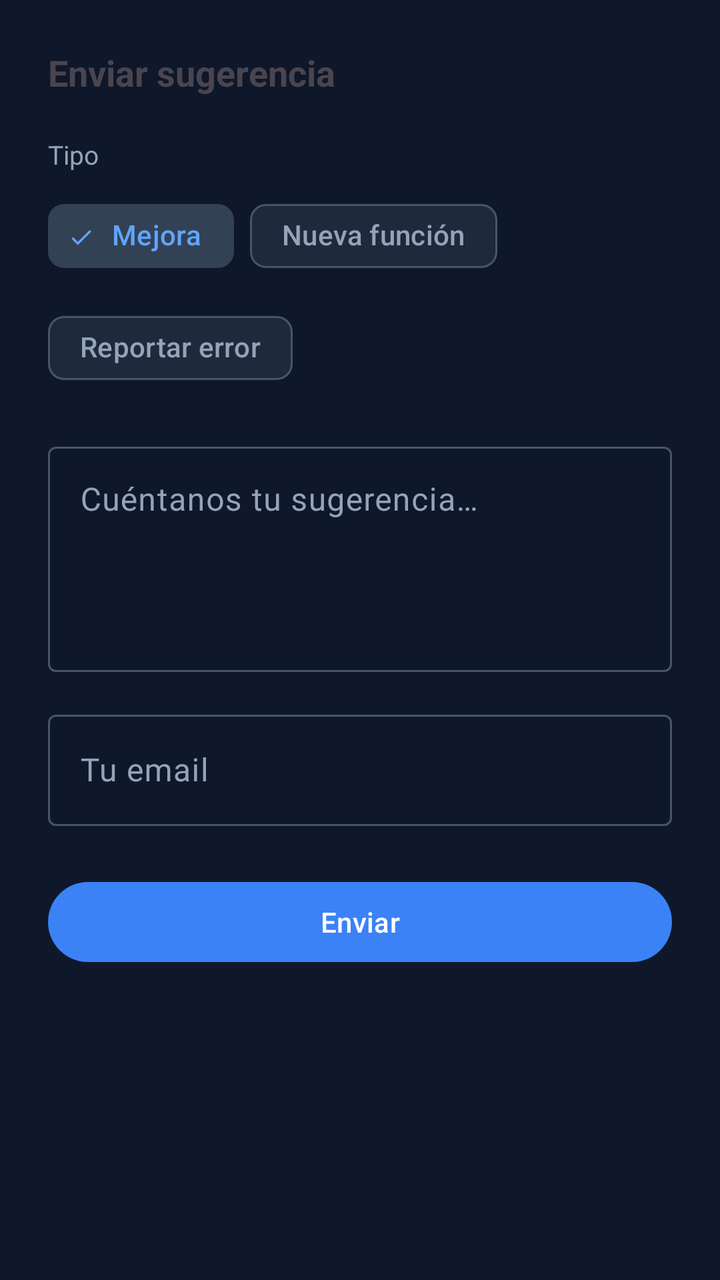
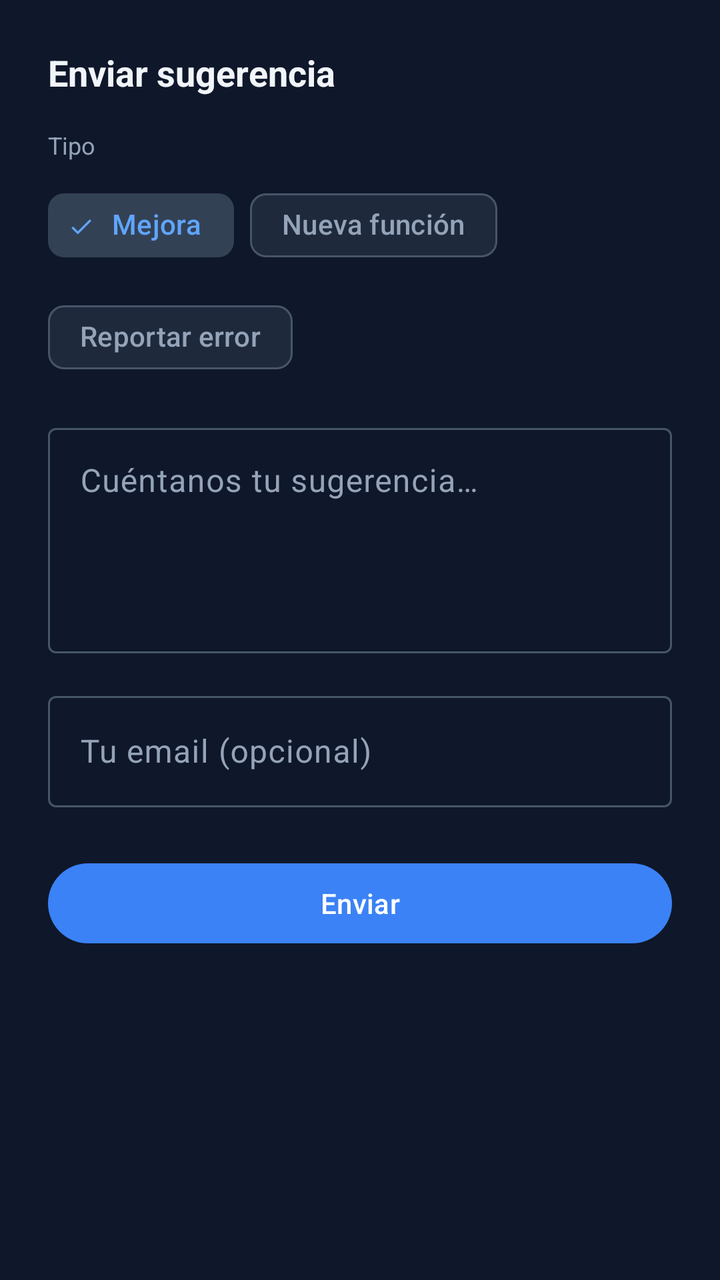

An Android layout rendered at two revisions. The XML below is the earlier revision; the diff shows what the commit changed to produce the second picture.
<!-- AndroidManifest.xml: application theme Theme.Localiza2 -->
<!-- res/layout/bottom_sheet_suggestions.xml -->
<?xml version="1.0" encoding="utf-8"?>
<LinearLayout xmlns:android="http://schemas.android.com/apk/res/android"
    xmlns:app="http://schemas.android.com/apk/res-auto"
    android:layout_width="match_parent"
    android:layout_height="wrap_content"
    android:orientation="vertical"
    android:padding="24dp"
    android:paddingBottom="32dp">

    
    <TextView
        android:layout_width="match_parent"
        android:layout_height="wrap_content"
        android:text="Enviar sugerencia"
        android:textSize="18sp"
        android:textStyle="bold"
        android:layout_marginBottom="20dp" />

    
    <TextView
        android:layout_width="match_parent"
        android:layout_height="wrap_content"
        android:text="Tipo"
        android:textSize="13sp"
        android:textColor="?android:attr/textColorSecondary"
        android:layout_marginBottom="8dp" />

    <com.google.android.material.chip.ChipGroup
        android:id="@+id/chipGroupTipo"
        android:layout_width="match_parent"
        android:layout_height="wrap_content"
        app:singleSelection="true"
        app:selectionRequired="true"
        android:layout_marginBottom="20dp">

        <com.google.android.material.chip.Chip
            android:id="@+id/chipMejora"
            style="@style/Widget.Material3.Chip.Filter"
            android:layout_width="wrap_content"
            android:layout_height="wrap_content"
            android:text="Mejora"
            android:checked="true" />

        <com.google.android.material.chip.Chip
            android:id="@+id/chipNuevaFunc"
            style="@style/Widget.Material3.Chip.Filter"
            android:layout_width="wrap_content"
            android:layout_height="wrap_content"
            android:text="Nueva función" />

        <com.google.android.material.chip.Chip
            android:id="@+id/chipError"
            style="@style/Widget.Material3.Chip.Filter"
            android:layout_width="wrap_content"
            android:layout_height="wrap_content"
            android:text="Reportar error" />

    </com.google.android.material.chip.ChipGroup>

    
    <com.google.android.material.textfield.TextInputLayout
        android:id="@+id/tilTexto"
        style="@style/Widget.Material3.TextInputLayout.OutlinedBox"
        android:layout_width="match_parent"
        android:layout_height="wrap_content"
        android:hint="Cuéntanos tu sugerencia…"
        android:layout_marginBottom="16dp">

        <com.google.android.material.textfield.TextInputEditText
            android:id="@+id/etTexto"
            android:layout_width="match_parent"
            android:layout_height="wrap_content"
            android:minLines="4"
            android:maxLines="8"
            android:gravity="top|start"
            android:inputType="textMultiLine|textCapSentences"
            android:imeOptions="flagNoEnterAction" />

    </com.google.android.material.textfield.TextInputLayout>

    
    <com.google.android.material.textfield.TextInputLayout
        android:id="@+id/tilEmail"
        style="@style/Widget.Material3.TextInputLayout.OutlinedBox"
        android:layout_width="match_parent"
        android:layout_height="wrap_content"
        android:hint="Tu email"
        android:layout_marginBottom="24dp">

        <com.google.android.material.textfield.TextInputEditText
            android:id="@+id/etEmail"
            android:layout_width="match_parent"
            android:layout_height="wrap_content"
            android:inputType="textEmailAddress"
            android:imeOptions="actionDone" />

    </com.google.android.material.textfield.TextInputLayout>

    
    <com.google.android.material.button.MaterialButton
        android:id="@+id/btnEnviar"
        android:layout_width="match_parent"
        android:layout_height="wrap_content"
        android:text="Enviar" />

</LinearLayout>
<!-- resources referenced by this layout -->
<resources>
  <style name="Theme.Localiza2" parent="Theme.Material3.DayNight.NoActionBar">
          
          <item name="colorPrimary">@color/accent_primary</item>
          <item name="colorOnPrimary">@color/white</item>
          <item name="colorPrimaryContainer">@color/bg_surface_2</item>
          <item name="colorOnPrimaryContainer">@color/accent_light</item>
  
          
          <item name="colorSecondary">@color/accent_primary</item>
          <item name="colorOnSecondary">@color/white</item>
          <item name="colorSecondaryContainer">@color/bg_surface_2</item>
          <item name="colorOnSecondaryContainer">@color/accent_light</item>
  
          
          <item name="colorError">@color/danger</item>
          <item name="colorOnError">@color/white</item>
          <item name="colorErrorContainer">@color/bg_surface_2</item>
          <item name="colorOnErrorContainer">@color/danger</item>
  
          
          <item name="colorSurface">@color/bg_surface</item>
          <item name="colorOnSurface">@color/text_primary</item>
          <item name="colorSurfaceVariant">@color/bg_surface_2</item>
          <item name="colorOnSurfaceVariant">@color/text_muted</item>
          <item name="android:colorBackground">@color/bg_primary</item>
          <item name="colorOnBackground">@color/text_primary</item>
  
          
          <item name="colorOutline">@color/bg_surface_3</item>
          <item name="colorOutlineVariant">@color/bg_surface_2</item>
          <item name="colorSurfaceContainerLow">@color/bg_surface</item>
          <item name="colorSurfaceContainer">@color/bg_surface_2</item>
          <item name="colorSurfaceContainerHigh">@color/bg_surface_3</item>
  
          
          <item name="android:textColorPrimary">@color/text_primary</item>
          <item name="android:textColorSecondary">@color/text_muted</item>
          <item name="android:textColorHint">@color/text_hint</item>
      </style>
  <color name="accent_primary">#3b82f6</color>
  <color name="white">#FFFFFFFF</color>
  <color name="bg_surface_2">#334155</color>
  <color name="accent_light">#60a5fa</color>
  <color name="danger">#ef4444</color>
  <color name="bg_surface">#1e293b</color>
  <color name="text_primary">#f1f5f9</color>
  <color name="text_muted">#94a3b8</color>
  <color name="bg_primary">#0f172a</color>
  <color name="bg_surface_3">#475569</color>
  <color name="text_hint">#64748b</color>
</resources>

<!-- the commit's change to res/layout/bottom_sheet_suggestions.xml (unified diff, before → after) -->
@@ -4,26 +4,25 @@
     android:layout_width="match_parent"
     android:layout_height="wrap_content"
     android:orientation="vertical"
-    android:padding="24dp"
-    android:paddingBottom="32dp">
+    android:padding="@dimen/spacing_xl"
+    android:paddingBottom="@dimen/spacing_2xl">
 
-    
     <TextView
         android:layout_width="match_parent"
         android:layout_height="wrap_content"
         android:text="Enviar sugerencia"
-        android:textSize="18sp"
+        android:textSize="@dimen/text_size_headline"
         android:textStyle="bold"
-        android:layout_marginBottom="20dp" />
+        android:textColor="?attr/colorOnSurface"
+        android:layout_marginBottom="@dimen/spacing_lg" />
 
-    
     <TextView
         android:layout_width="match_parent"
         android:layout_height="wrap_content"
         android:text="Tipo"
-        android:textSize="13sp"
-        android:textColor="?android:attr/textColorSecondary"
-        android:layout_marginBottom="8dp" />
+        android:textSize="@dimen/text_size_sm"
+        android:textColor="?attr/colorOnSurfaceVariant"
+        android:layout_marginBottom="@dimen/spacing_sm" />
 
     <com.google.android.material.chip.ChipGroup
         android:id="@+id/chipGroupTipo"
@@ -31,7 +30,7 @@
         android:layout_height="wrap_content"
         app:singleSelection="true"
         app:selectionRequired="true"
-        android:layout_marginBottom="20dp">
+        android:layout_marginBottom="@dimen/spacing_lg">
 
         <com.google.android.material.chip.Chip
             android:id="@+id/chipMejora"
@@ -57,14 +56,13 @@
 
     </com.google.android.material.chip.ChipGroup>
 
-    
     <com.google.android.material.textfield.TextInputLayout
         android:id="@+id/tilTexto"
         style="@style/Widget.Material3.TextInputLayout.OutlinedBox"
         android:layout_width="match_parent"
         android:layout_height="wrap_content"
         android:hint="Cuéntanos tu sugerencia…"
-        android:layout_marginBottom="16dp">
+        android:layout_marginBottom="@dimen/spacing_lg">
 
         <com.google.android.material.textfield.TextInputEditText
             android:id="@+id/etTexto"
@@ -78,14 +76,13 @@
 
     </com.google.android.material.textfield.TextInputLayout>
 
-    
     <com.google.android.material.textfield.TextInputLayout
         android:id="@+id/tilEmail"
         style="@style/Widget.Material3.TextInputLayout.OutlinedBox"
         android:layout_width="match_parent"
         android:layout_height="wrap_content"
-        android:hint="Tu email"
-        android:layout_marginBottom="24dp">
+        android:hint="Tu email (opcional)"
+        android:layout_marginBottom="@dimen/spacing_xl">
 
         <com.google.android.material.textfield.TextInputEditText
             android:id="@+id/etEmail"
@@ -96,7 +93,6 @@
 
     </com.google.android.material.textfield.TextInputLayout>
 
-    
     <com.google.android.material.button.MaterialButton
         android:id="@+id/btnEnviar"
         android:layout_width="match_parent"
<!-- resource entries referenced after the edit -->
@@ -1,5 +1,11 @@
 <!-- resources referenced by this layout -->
 <resources>
+  <dimen name="spacing_2xl">32dp</dimen>
+  <dimen name="spacing_lg">16dp</dimen>
+  <dimen name="spacing_sm">8dp</dimen>
+  <dimen name="spacing_xl">24dp</dimen>
+  <dimen name="text_size_headline">18sp</dimen>
+  <dimen name="text_size_sm">12sp</dimen>
   <style name="Theme.Localiza2" parent="Theme.Material3.DayNight.NoActionBar">
           
           <item name="colorPrimary">@color/accent_primary</item>
